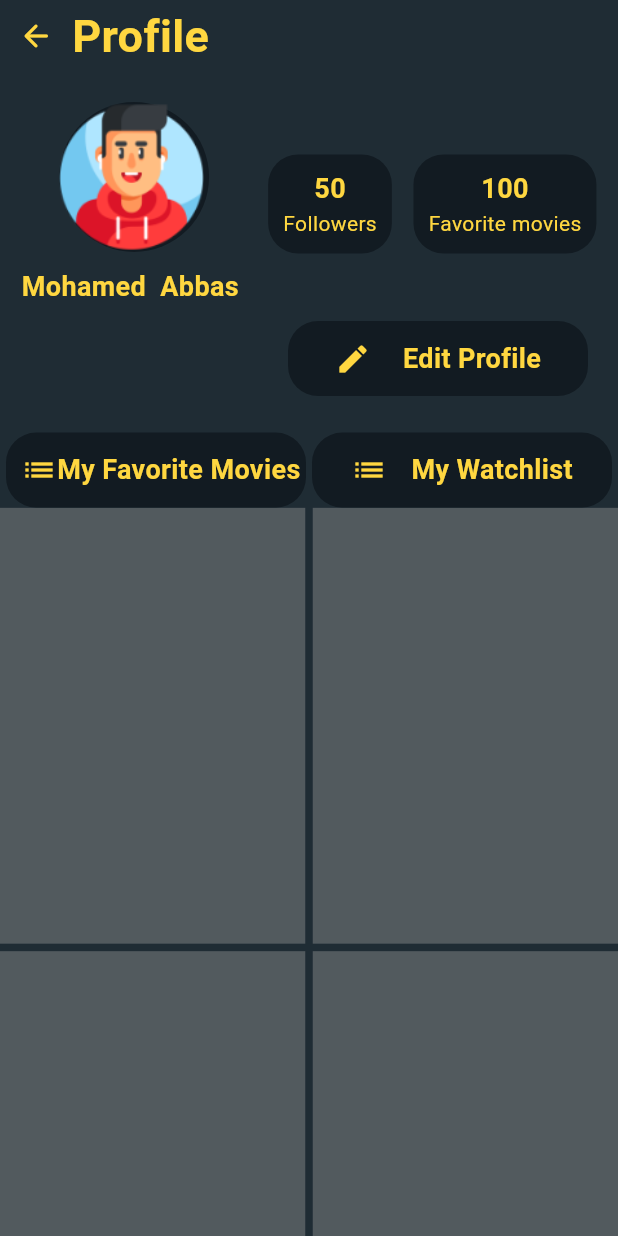
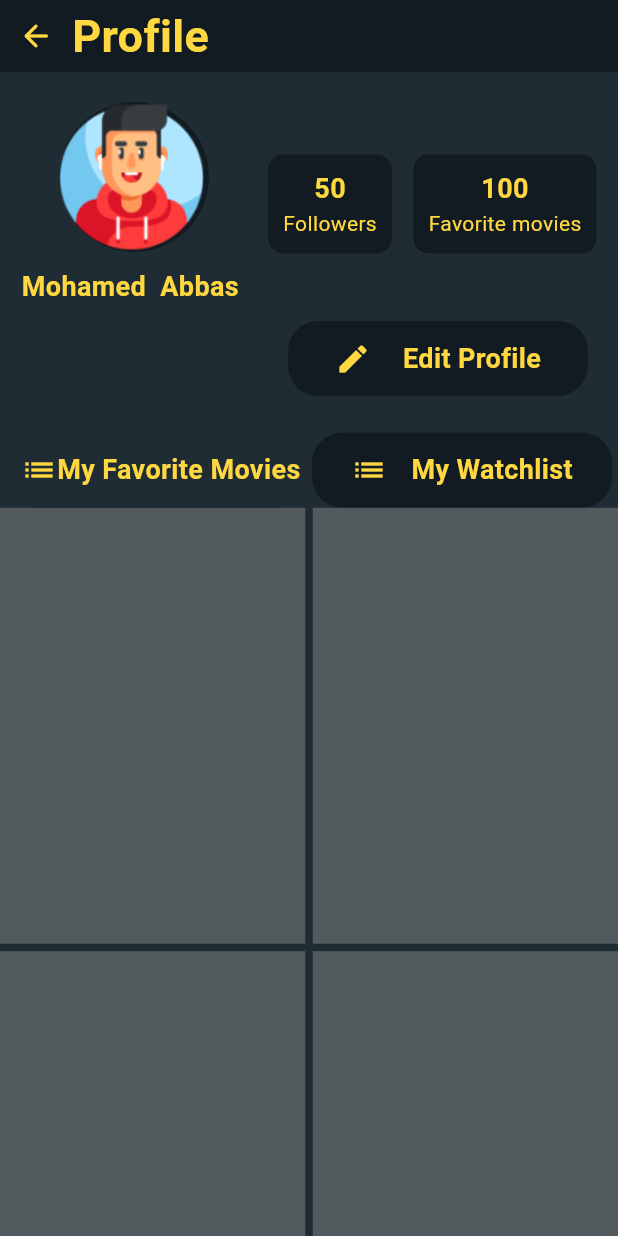
Before and after one commit to m7md3bbas/Movie_App, a Flutter app: the screen it shows once a user with an empty profile is signed in, on a phone screen of 412 x 824 dp. Run offline on Flutter 3.47's test engine with Material 3 defaults, Android fonts, the phone set to English and light mode, and no system bars; our stand-ins replace bloc, carousel_slider, dartz, dio, dropdown_button2, firebase_auth and 4 more; accounts and stored records are empty.

Commit message:
add color to button when press on it

```diff
--- a/lib/features/profile/presentation/screens/profile_body_view.dart
+++ b/lib/features/profile/presentation/screens/profile_body_view.dart
@@ -11,7 +11,8 @@ class ProfileBodyView extends StatefulWidget {
 }
 
 class _ProfileBodyViewState extends State<ProfileBodyView> {
-  final bool currentTap = false;
+  int currentTap = 0;
+
   @override
   Widget build(BuildContext context) {
     return SafeArea(
@@ -25,7 +26,9 @@ class _ProfileBodyViewState extends State<ProfileBodyView> {
                 height: MediaQuery.of(context).size.height * 0.35,
                 child: Column(
                   children: [
-                    Row(
+                    Container(
+                      color: Theme.of(context).colorScheme.surface,
+                      child: Row(
                         mainAxisAlignment: MainAxisAlignment.start,
                         children: [
                           IconButton(
@@ -43,6 +46,7 @@ class _ProfileBodyViewState extends State<ProfileBodyView> {
                             ),
                           )
                         ],
+                      ),
                     ),
                     SizedBox(
                       height: 20,
@@ -98,9 +102,10 @@ class _ProfileBodyViewState extends State<ProfileBodyView> {
                           CustomButton(
                             text: 'Edit Profile',
                             icon: Icons.edit,
-                            onTap: () {
-
-                            },
+                            color: Theme.of(context).colorScheme.surface,
+                            onTap: () => setState(() {
+                              currentTap = 1;
+                            }),
                           ),
                         ],
                       ),
@@ -122,13 +127,22 @@ class _ProfileBodyViewState extends State<ProfileBodyView> {
                     CustomButton(
                       icon: Icons.list,
                       text: "My Favorite Movies",
-                      onTap: () {},
+                      color: currentTap == 0
+                          ? Theme.of(context).colorScheme.secondary
+                          : Theme.of(context).colorScheme.surface,
+                      onTap: () => setState(() {
+                        currentTap = 0;
+                      }),
                     ),
                     CustomButton(
                         icon: Icons.list,
                         text: "My Watchlist",
-                      onTap: () {},
-                    ),
+                        color: currentTap == 2
+                            ? Theme.of(context).colorScheme.secondary
+                            : Theme.of(context).colorScheme.surface,
+                        onTap: () => setState(() {
+                              currentTap = 2;
+                            })),
                   ],
                 ),
               ),
--- a/lib/features/profile/presentation/screens/widgets/custom_button.dart
+++ b/lib/features/profile/presentation/screens/widgets/custom_button.dart
@@ -1,32 +1,31 @@
 import 'package:flutter/material.dart';
 
 class CustomButton extends StatelessWidget {
-  const CustomButton(
-      {super.key,
-      required this.icon,
-      required this.text,
-      required this.onTap,
-      this.onLongPress,
-      this.color});
+  const CustomButton({
+    super.key,
+    required this.icon,
+    required this.text,
+
+    this.onLongPress, this.color, this.onTap,
+  });
   final IconData icon;
   final String text;
+  final Color? color;
   final VoidCallback? onTap;
-  final Color? color;
+
 
   final VoidCallback? onLongPress;
   @override
   Widget build(BuildContext context) {
     return InkWell(
-      onTap: onTap,
+      onTap:onTap,
       onLongPress: onLongPress,
-      splashColor: Theme.of(context).colorScheme.primary.withOpacity(0.2),
-      hoverColor: Theme.of(context).colorScheme.primary.withOpacity(0.1),
       child: Container(
         padding: const EdgeInsets.only(left: 10, right: 10),
         width: 200,
         height: 50,
         decoration: BoxDecoration(
-          color: Theme.of(context).colorScheme.surface,
+          color: color,
           borderRadius: BorderRadius.circular(20),
         ),
         child: Row(
--- a/lib/features/profile/presentation/screens/widgets/custom_item.dart
+++ b/lib/features/profile/presentation/screens/widgets/custom_item.dart
@@ -1,4 +1,3 @@
-
 import 'package:flutter/material.dart';
 
 class CustomItem extends StatelessWidget {
@@ -15,7 +14,7 @@ class CustomItem extends StatelessWidget {
     return Container(
       padding: EdgeInsets.all(10),
       decoration: BoxDecoration(
-          borderRadius: BorderRadius.circular(20),
+          borderRadius: BorderRadius.circular(10),
           color: Theme.of(context).colorScheme.surface),
       child: Column(
         children: [
```
Lines whose indentation alone changed are shown as unchanged.
